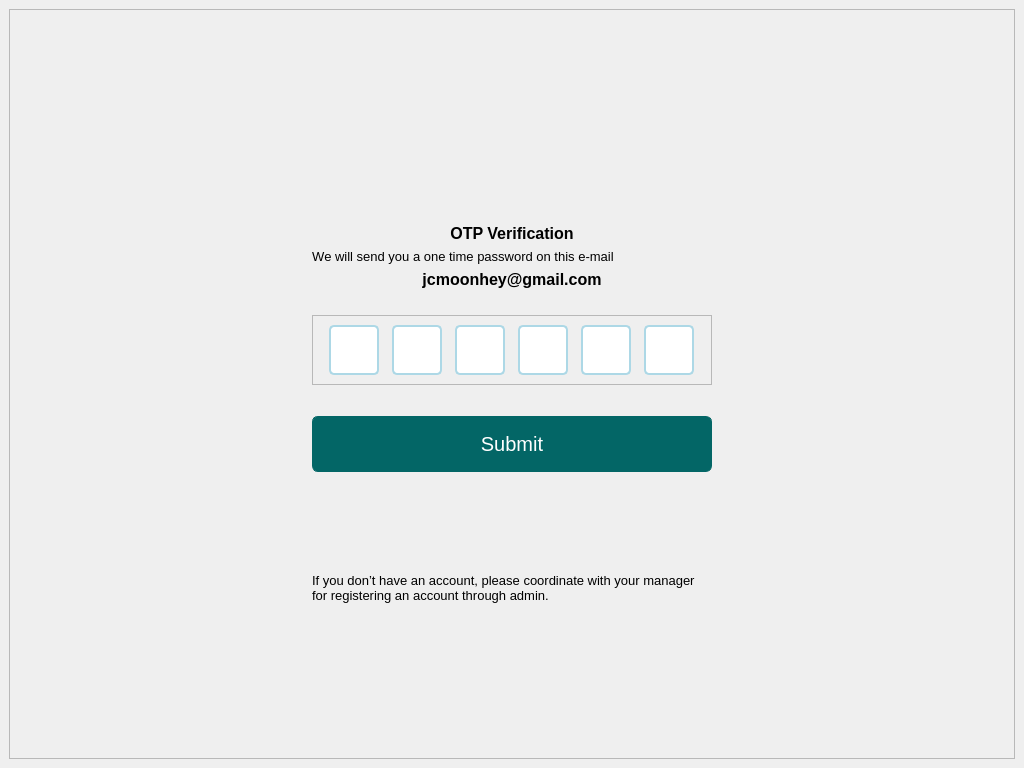
Old version of the form screens/ui/authentication/otpVerification.ui in the repository sehae/POS-with-Inventory-System.
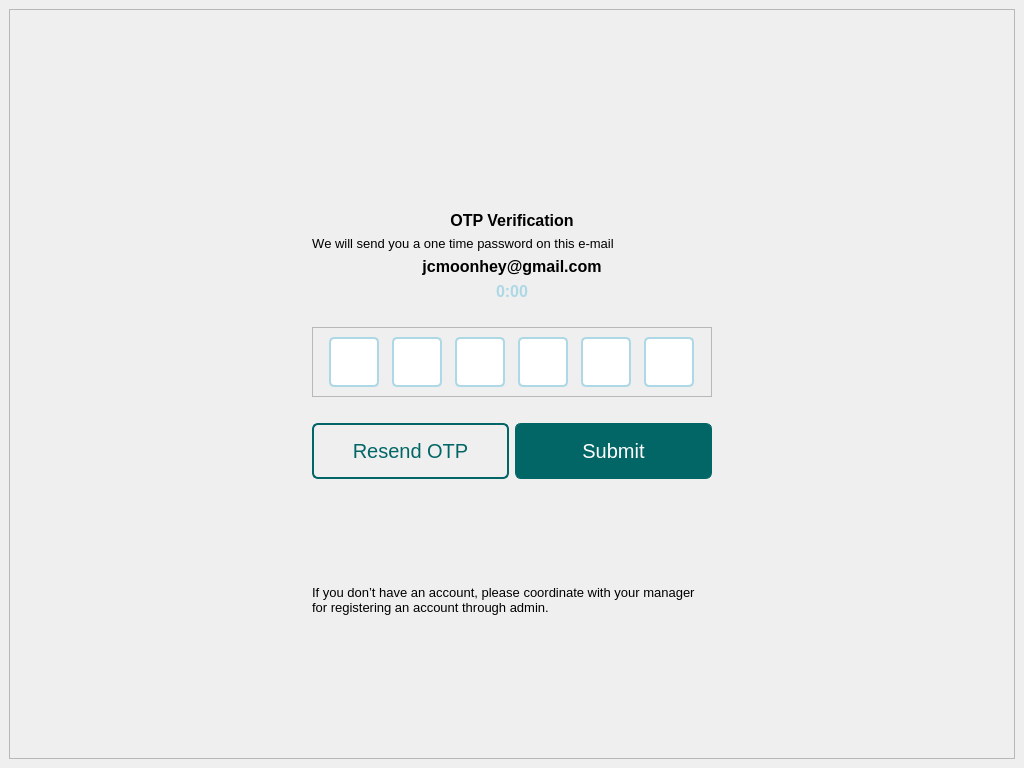
New version of the form. Icons and pictures are not drawn.

Commit message: added resend, and timer label

Diff of the .ui file:
```diff
--- a/screens/ui/authentication/otpVerification.ui
+++ b/screens/ui/authentication/otpVerification.ui
@@ -149,6 +149,28 @@
            </property>
           </widget>
          </item>
+         <item>
+          <widget class="QLabel" name="label">
+           <property name="font">
+            <font>
+             <pointsize>12</pointsize>
+             <bold>true</bold>
+            </font>
+           </property>
+           <property name="styleSheet">
+            <string notr="true">QLabel {
+    color: #ADD8E6;
+}
+</string>
+           </property>
+           <property name="text">
+            <string>0:00</string>
+           </property>
+           <property name="alignment">
+            <set>Qt::AlignCenter</set>
+           </property>
+          </widget>
+         </item>
          <item>
           <spacer name="verticalSpacer_10">
            <property name="orientation">
@@ -368,6 +390,59 @@
           </spacer>
          </item>
          <item>
+          <widget class="QWidget" name="widget" native="true">
+           <layout class="QHBoxLayout" name="horizontalLayout_4">
+            <property name="leftMargin">
+             <number>0</number>
+            </property>
+            <property name="topMargin">
+             <number>0</number>
+            </property>
+            <property name="rightMargin">
+             <number>0</number>
+            </property>
+            <property name="bottomMargin">
+             <number>0</number>
+            </property>
+            <item>
+             <widget class="QPushButton" name="resendBTN">
+              <property name="minimumSize">
+               <size>
+                <width>0</width>
+                <height>56</height>
+               </size>
+              </property>
+              <property name="maximumSize">
+               <size>
+                <width>400</width>
+                <height>56</height>
+               </size>
+              </property>
+              <property name="styleSheet">
+               <string notr="true">QPushButton {
+    padding: 5px;
+    border: 2px Solid #036666;
+    border-radius: 6px;
+    background-color: transparent;
+    color: #036666;
+    font-size: 20px;
+}
+QPushButton:hover {
+    border-color: #049393;
+    color: #049393;
+}
+QPushButton:pressed {
+    border-color: #024c4c;
+    color: #024c4c;
+}
+</string>
+              </property>
+              <property name="text">
+               <string>Resend OTP</string>
+              </property>
+             </widget>
+            </item>
+            <item>
           <widget class="QPushButton" name="submitButton">
            <property name="minimumSize">
             <size>
@@ -378,7 +453,7 @@
            <property name="maximumSize">
             <size>
              <width>400</width>
-             <height>46</height>
+                <height>56</height>
             </size>
            </property>
            <property name="styleSheet">
@@ -402,6 +477,9 @@
            </property>
           </widget>
          </item>
+           </layout>
+          </widget>
+         </item>
          <item>
           <spacer name="verticalSpacer_11">
            <property name="orientation">
```
Left out of the diff: 11 changed lines with no effect on the pictures. Lines whose indentation alone changed are shown as unchanged. The commit also changes 1 other file.
